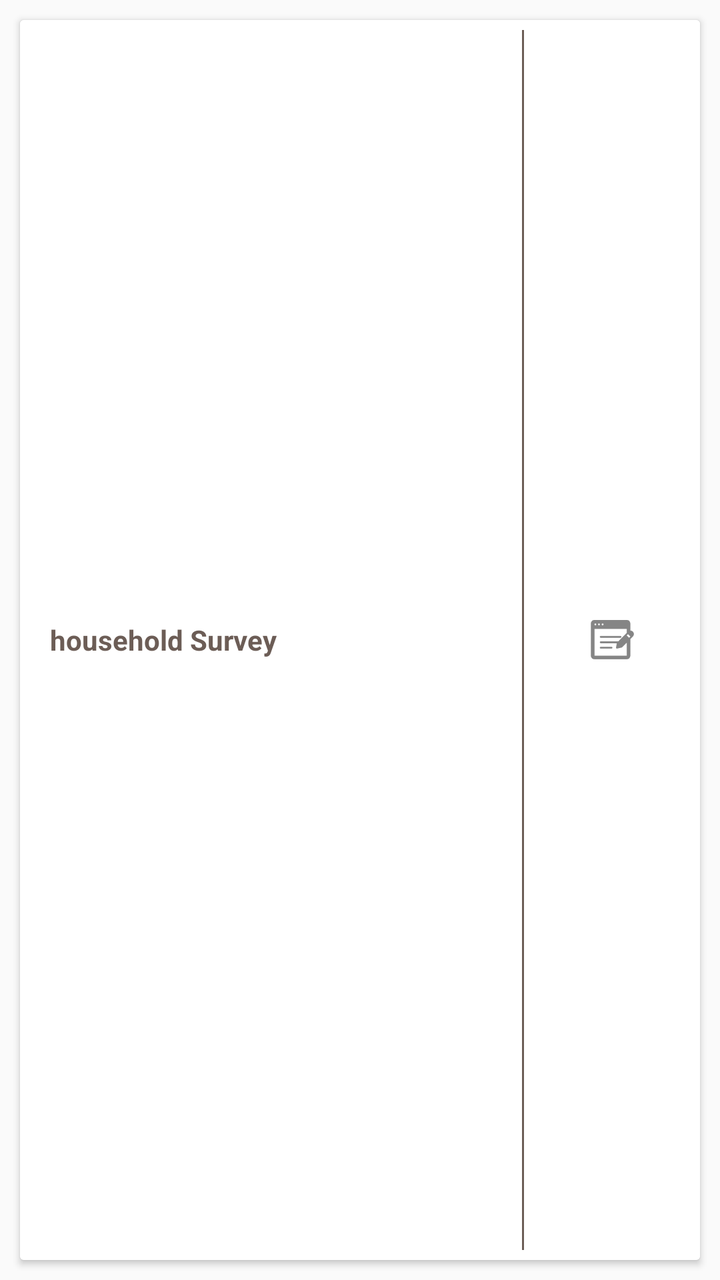
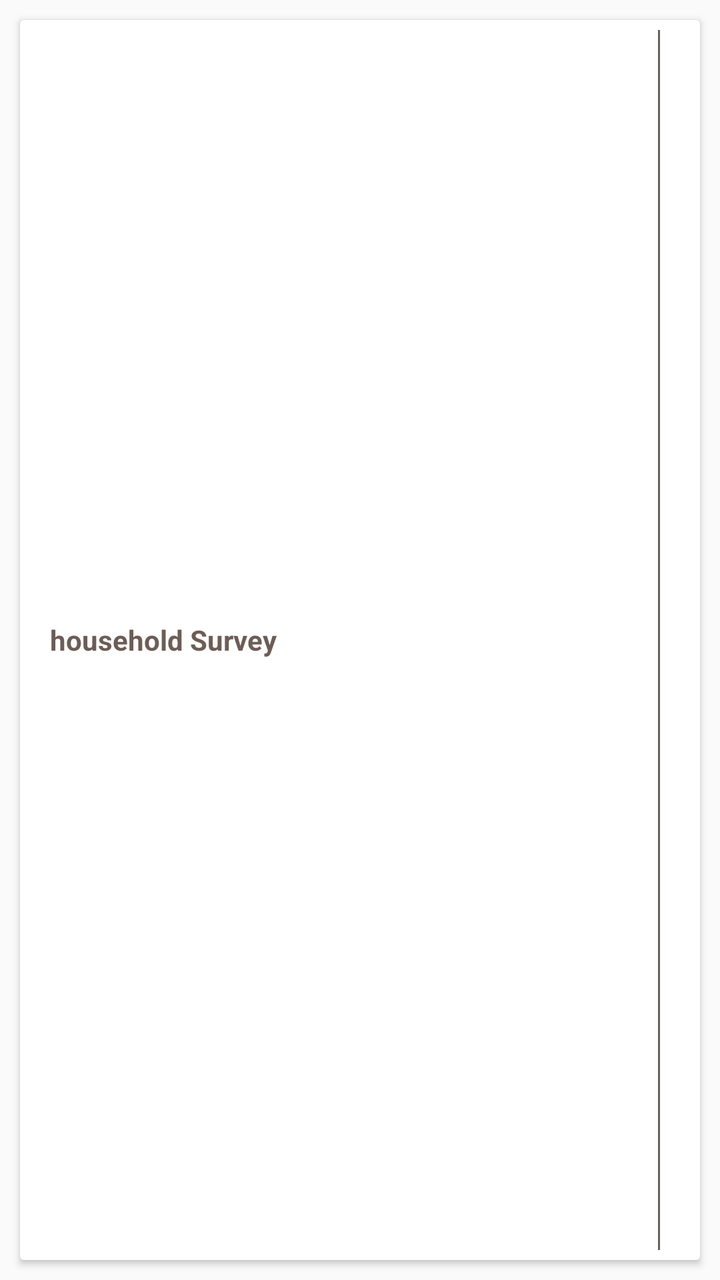

Two renders of the same Android screen: before a commit and after it. Below are the layout's source before the change and the commit's diff.
<!-- AndroidManifest.xml: application theme AppCompactTheme -->
<!-- res/layout/child_survey_row.xml -->
<?xml version="1.0" encoding="utf-8"?>
<LinearLayout xmlns:android="http://schemas.android.com/apk/res/android"
    android:orientation="vertical" android:layout_width="match_parent"
    android:layout_height="wrap_content">

    <android.support.v7.widget.CardView
        android:id="@+id/rowCardView"
        android:layout_width="match_parent"
        android:layout_margin="10dp"
        android:layout_height="wrap_content">

        <RelativeLayout
            android:layout_width="match_parent"
            android:orientation="horizontal"
            android:id="@+id/rl_child_survey_row"
            android:background="@drawable/sel_survey_item_bg"
            android:gravity="center_vertical"
            android:layout_height="wrap_content">

            <TextView
                android:id="@+id/surveyName"
                android:layout_width="wrap_content"
                android:text="household Survey"
                android:layout_gravity="center"
                android:textStyle="bold"
                android:textSize="14dp"
                android:textColor="#6C5D56"
                android:padding="15dp"
                android:layout_centerVertical="true"
                android:layout_height="wrap_content" />
            <View
                android:layout_width="1dp"
                android:layout_toLeftOf="@+id/statusIcon"
                android:layout_height="match_parent"
                android:layout_marginTop="5dp"
                android:layout_marginBottom="5dp"
                android:background="#6C5D56"
                />
            <ImageView
                android:id="@+id/statusIcon"
                android:layout_centerVertical="true"
                android:layout_width="wrap_content"
                android:src="@drawable/ic_childsurvey"
                android:layout_alignTop="@+id/surveyName"
                android:layout_alignBottom="@+id/surveyName"
                android:padding="10dp"
                android:layout_alignParentRight="true"
                android:layout_height="match_parent" />

        </RelativeLayout>

    </android.support.v7.widget.CardView>


</LinearLayout>
<!-- resources referenced by this layout -->
<resources>
  <!-- drawable ic_childsurvey: png bitmap (drawable-hdpi, 1065 bytes) -->
  <!-- drawable sel_survey_item_bg (drawable) -->
  <?xml version="1.0" encoding="utf-8"?>
  <selector xmlns:android="http://schemas.android.com/apk/res/android" >
      <item android:state_enabled="false" >
          <shape android:shape="rectangle"  >
              <solid  android:color="@color/child_survey_row" />
          </shape>
      </item>
      <item >
          <shape android:shape="rectangle"  >
              <solid android:color="@android:color/white" />
          </shape>
      </item>
  </selector>
  <style name="AppCompactTheme" parent="Theme.AppCompat.Light">
          
          <item name="android:spinnerStyle">@android:style/Widget.Holo.Light.Spinner</item>
          <item name="android:spinnerItemStyle">@style/SpinnerItem</item>
          <item name="android:spinnerDropDownItemStyle">@style/SpinnerItem.DropDownItem</item>
          <item name="android:dropDownListViewStyle">@style/StandardSpinner</item>
          <item name="android:actionBarStyle">@style/AppTheme.ActionBarStyle</item>
      </style>
  <color name="child_survey_row">#9E948E</color>
  <style name="SpinnerItem" parent="Widget.AppCompat.TextView.SpinnerItem">
          <item name="android:textColor">@color/ofis_base_font_white</item>
          <item name="android:textSize">@dimen/ofis_spinner_text</item>
      </style>
  <style name="SpinnerItem.DropDownItem" parent="Widget.AppCompat.Light.DropDownItem.Spinner">
          <item name="android:textColor">@color/ofis_text_field</item>
          <item name="android:background">@color/ofis_spinner_item_background</item>
      </style>
  <style name="StandardSpinner" parent="Widget.AppCompat.ListView.DropDown">
          <item name="android:dividerHeight">@dimen/ofis_spinner_itemseparator</item>
          <item name="android:divider">@color/ofis_spinner_divider</item>
      </style>
  <style name="AppTheme.ActionBarStyle" parent="Theme.AppCompat.Light">
          <item name="android:titleTextStyle">@style/AppTheme.ActionBar.TitleTextStyle</item>
      </style>
  <color name="ofis_base_font_white">#ffffff</color>
  <dimen name="ofis_spinner_text">14sp</dimen>
  <color name="ofis_text_field">#DE000000</color>
  <color name="ofis_spinner_item_background">@color/ofis_actionbar_background</color>
  <dimen name="ofis_spinner_itemseparator">1dp</dimen>
  <color name="ofis_spinner_divider">#ff333333</color>
  <style name="AppTheme.ActionBar.TitleTextStyle" parent="android:TextAppearance">
          <item name="android:textSize">@dimen/ofis_med_text</item>
      </style>
  <color name="ofis_actionbar_background">#dddddd</color>
  <dimen name="ofis_med_text">15sp</dimen>
</resources>

<!-- the commit's change to res/layout/child_survey_row.xml (unified diff, before → after) -->
@@ -1,9 +1,10 @@
 <?xml version="1.0" encoding="utf-8"?>
 <LinearLayout xmlns:android="http://schemas.android.com/apk/res/android"
+    xmlns:app="http://schemas.android.com/apk/res-auto"
     android:orientation="vertical" android:layout_width="match_parent"
     android:layout_height="wrap_content">
 
-    <android.support.v7.widget.CardView
+    <androidx.cardview.widget.CardView
         android:id="@+id/rowCardView"
         android:layout_width="match_parent"
         android:layout_margin="10dp"
@@ -40,7 +41,7 @@
                 android:id="@+id/statusIcon"
                 android:layout_centerVertical="true"
                 android:layout_width="wrap_content"
-                android:src="@drawable/ic_childsurvey"
+                app:srcCompat="@drawable/ic_childsurvey"
                 android:layout_alignTop="@+id/surveyName"
                 android:layout_alignBottom="@+id/surveyName"
                 android:padding="10dp"
@@ -49,7 +50,7 @@
 
         </RelativeLayout>
 
-    </android.support.v7.widget.CardView>
+    </androidx.cardview.widget.CardView>
 
 
 </LinearLayout>
<!-- resource entries referenced after the edit -->
@@ -17,11 +17,13 @@
   </selector>
   <style name="AppCompactTheme" parent="Theme.AppCompat.Light">
           
-          <item name="android:spinnerStyle">@android:style/Widget.Holo.Light.Spinner</item>
+          <item name="spinnerStyle">@android:style/Widget.Holo.Light.Spinner</item>
           <item name="android:spinnerItemStyle">@style/SpinnerItem</item>
-          <item name="android:spinnerDropDownItemStyle">@style/SpinnerItem.DropDownItem</item>
-          <item name="android:dropDownListViewStyle">@style/StandardSpinner</item>
-          <item name="android:actionBarStyle">@style/AppTheme.ActionBarStyle</item>
+          <item name="spinnerDropDownItemStyle">@style/SpinnerItem.DropDownItem</item>
+          <item name="dropDownListViewStyle">@style/StandardSpinner</item>
+  
+          <item name="actionBarStyle">@style/AppTheme.ActionBarStyle</item>
+  
       </style>
   <color name="child_survey_row">#9E948E</color>
   <style name="SpinnerItem" parent="Widget.AppCompat.TextView.SpinnerItem">
@@ -30,14 +32,14 @@
       </style>
   <style name="SpinnerItem.DropDownItem" parent="Widget.AppCompat.Light.DropDownItem.Spinner">
           <item name="android:textColor">@color/ofis_text_field</item>
-          <item name="android:background">@color/ofis_spinner_item_background</item>
+          <item name="background">@color/ofis_spinner_item_background</item>
       </style>
   <style name="StandardSpinner" parent="Widget.AppCompat.ListView.DropDown">
           <item name="android:dividerHeight">@dimen/ofis_spinner_itemseparator</item>
-          <item name="android:divider">@color/ofis_spinner_divider</item>
+          <item name="divider">@color/ofis_spinner_divider</item>
       </style>
   <style name="AppTheme.ActionBarStyle" parent="Theme.AppCompat.Light">
-          <item name="android:titleTextStyle">@style/AppTheme.ActionBar.TitleTextStyle</item>
+          <item name="titleTextStyle">@style/AppTheme.ActionBar.TitleTextStyle</item>
       </style>
   <color name="ofis_base_font_white">#ffffff</color>
   <dimen name="ofis_spinner_text">14sp</dimen>
@@ -46,9 +48,10 @@
   <dimen name="ofis_spinner_itemseparator">1dp</dimen>
   <color name="ofis_spinner_divider">#ff333333</color>
   <style name="AppTheme.ActionBar.TitleTextStyle" parent="android:TextAppearance">
-          <item name="android:textSize">@dimen/ofis_med_text</item>
+          <item name="android:textSize">@dimen/ofis_large_text</item>
+          <item name="android:textStyle">bold</item>
       </style>
   <color name="ofis_actionbar_background">#dddddd</color>
-  <dimen name="ofis_med_text">15sp</dimen>
+  <dimen name="ofis_large_text">17sp</dimen>
 </resources>
 
